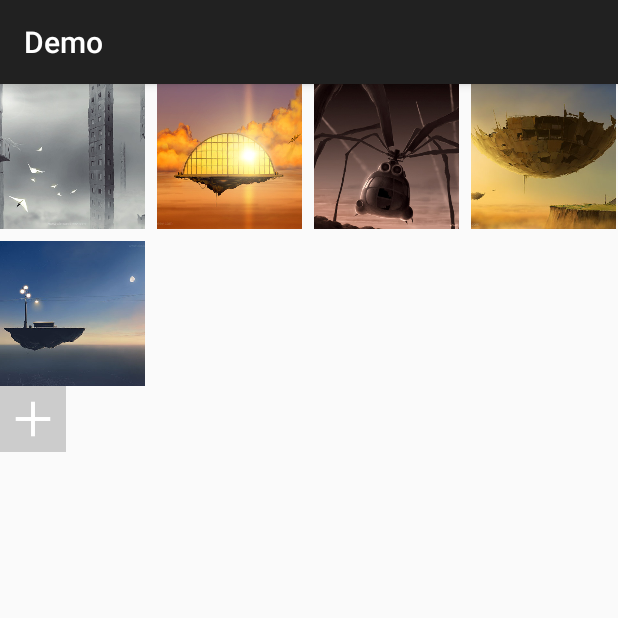
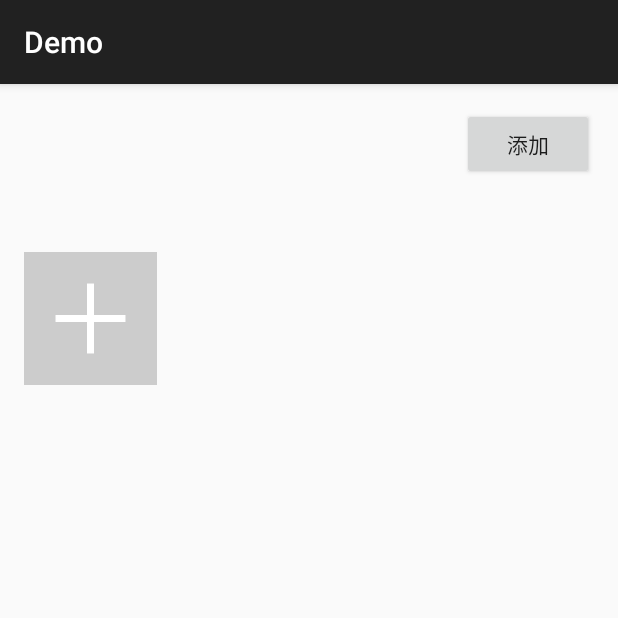
Before and after one commit to Jude95/ExGridView, an Android app: the screen it shows after launch (MainActivity), on a phone screen of 412 x 824 dp, the top half of it. Run offline under Robolectric (Android 15) with nearby library versions, the phone set to English and light mode, and no system bars.

Commit message:
增加动态设置列数

```diff
--- a/demo/src/main/java/com/jude/demo/MainActivity.java
+++ b/demo/src/main/java/com/jude/demo/MainActivity.java
@@ -2,10 +2,8 @@ package com.jude.demo;
 
 import android.os.Bundle;
 import android.support.v7.app.AppCompatActivity;
-import android.util.Log;
 import android.view.View;
-import android.view.ViewGroup;
-import android.widget.ArrayAdapter;
+import android.widget.Button;
 import android.widget.Toast;
 
 import com.jude.exgridview.ExGridView;
@@ -15,7 +13,9 @@ import com.jude.exgridview.PieceViewGroup;
 public class MainActivity extends AppCompatActivity {
     private PieceViewGroup relateGridView;
     private ExGridView gridView;
+    private Button add;
 
+    ImageAdapter adapter;
     private static final int[] RES = {
             R.drawable.image1,
             R.drawable.image2,
@@ -34,15 +34,18 @@ public class MainActivity extends AppCompatActivity {
         super.onCreate(savedInstanceState);
         setContentView(R.layout.activity_main);
         gridView = (ExGridView) findViewById(R.id.grid);
-        ImageAdapter adapter = new ImageAdapter(this);
+        add = (Button) findViewById(R.id.add);
+
+        adapter = new ImageAdapter(this);
         gridView.setAdapter(adapter);
-        adapter.clear();
-        adapter.addAll(
-                R.drawable.image1,
-                R.drawable.image2,
-                R.drawable.image3,
-                R.drawable.image4,
-                R.drawable.image5);
+        add.setOnClickListener(new View.OnClickListener() {
+            @Override
+            public void onClick(View v) {
+                adapter.add(RES[((int) (Math.random() * 10))]);
+                gridView.setColumnCount(Math.min(gridView.getChildCount(),4));
+            }
+        });
+
 
 
         relateGridView = (PieceViewGroup) findViewById(R.id.relate);
--- a/demo/src/main/res/layout/activity_main.xml
+++ b/demo/src/main/res/layout/activity_main.xml
@@ -1,19 +1,47 @@
 <LinearLayout xmlns:android="http://schemas.android.com/apk/res/android"
     xmlns:tools="http://schemas.android.com/tools"
+    xmlns:app="http://schemas.android.com/apk/res-auto"
     android:orientation="vertical"
     android:layout_width="match_parent"
     android:layout_height="match_parent"
     tools:context=".MainActivity">
 
-    <com.jude.exgridview.ExGridView
-        android:id="@+id/grid"
+    <ScrollView
         android:layout_width="match_parent"
-        android:layout_height="wrap_content"/>
+        android:layout_height="match_parent">
+        <LinearLayout
+            android:layout_width="match_parent"
+            android:orientation="vertical"
+            android:layout_height="wrap_content">
 
-    <com.jude.exgridview.PieceViewGroup
-        android:id="@+id/relate"
-        android:layout_width="200dp"
-        android:layout_height="wrap_content"/>
+            <Button
+                android:id="@+id/add"
+                android:layout_width="wrap_content"
+                android:layout_height="wrap_content"
+                android:text="添加"
+                android:layout_marginLeft="@dimen/activity_horizontal_margin"
+                android:layout_marginRight="@dimen/activity_horizontal_margin"
+                android:layout_marginTop="@dimen/activity_vertical_margin"
+                android:layout_gravity="right"/>
+            <com.jude.exgridview.ExGridView
+                android:id="@+id/grid"
+                android:layout_width="match_parent"
+                android:layout_height="wrap_content"
+                android:layout_margin="@dimen/activity_horizontal_margin"
+                />
+
+
+            <com.jude.exgridview.PieceViewGroup
+                android:id="@+id/relate"
+                android:layout_margin="@dimen/activity_horizontal_margin"
+                android:layout_width="match_parent"
+                android:layout_height="wrap_content"/>
+
+
+        </LinearLayout>
+
+    </ScrollView>
+
 
 
 </LinearLayout>
--- a/exgridview/build.gradle
+++ b/exgridview/build.gradle
@@ -33,7 +33,7 @@ ext {
     siteUrl = 'https://github.com/Jude95/ExGridView'
     gitUrl = 'https://github.com/Jude95/ExGridView'
 
-    libraryVersion = '1.1.3'//版本号
+    libraryVersion = '1.1.4'//版本号
     libraryName = 'exgridview'//项目名字，没什么用
     libraryDescription = 'A tool for Android'//项目描述，没什么用
 
--- a/exgridview/src/main/java/com/jude/exgridview/ExGridView.java
+++ b/exgridview/src/main/java/com/jude/exgridview/ExGridView.java
@@ -7,6 +7,8 @@ import android.util.AttributeSet;
 import android.view.View;
 import android.view.ViewGroup;
 import android.widget.Adapter;
+
+import java.security.InvalidParameterException;
 
 
 /**
@@ -43,6 +45,12 @@ public class ExGridView extends ViewGroup{
         }finally {
             a.recycle();
         }
+    }
+
+    public void setColumnCount(int columnCount){
+        if (columnCount<=0)throw new InvalidParameterException("columnCount can't less than 0");
+        mColumnCount = columnCount;
+        requestLayout();
     }
 
     @Override
```
